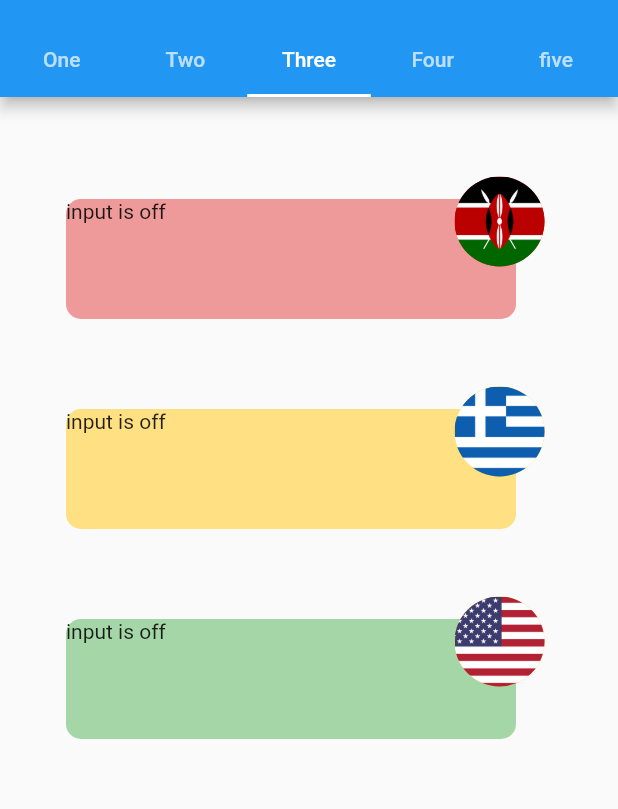
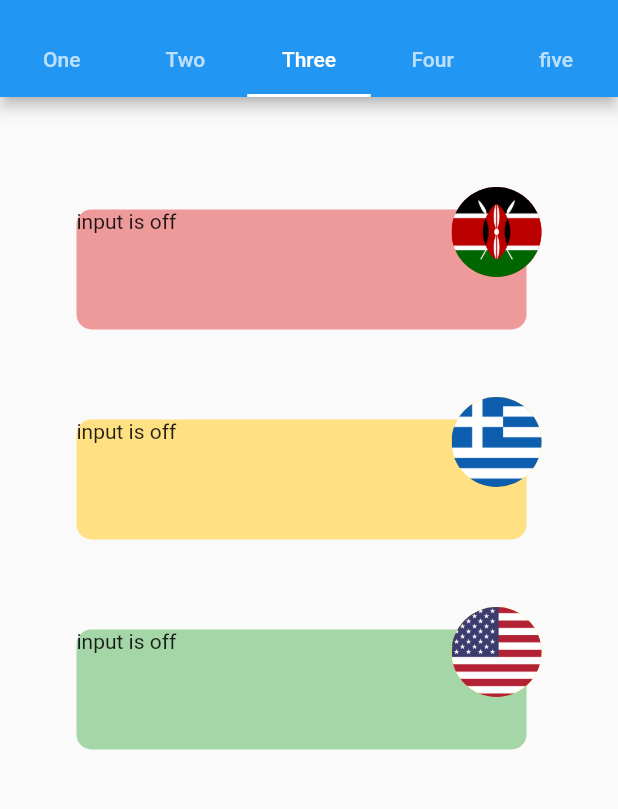
Before and after one commit to carlstep/value_input_v1, a Flutter app: the screen it shows after launch, tab 3 chosen, on a phone screen of 412 x 824 dp, the part 59-868 px from its top. Run offline on Flutter 3.47's test engine with Material 2 defaults, Android fonts, the light colour scheme and no system bars; missing offline and left inert: currency_picker.

Commit message:
adjustment to container positions

```diff
--- a/lib/page_three.dart
+++ b/lib/page_three.dart
@@ -27,7 +27,7 @@ class _PageThreeState extends State<PageThree> {
               width: 340,
               height: 140,
               child: Padding(
-                padding: const EdgeInsets.all(8.0),
+                padding: const EdgeInsets.all(15),
                 child: Stack(
                   children: [
                     Positioned(
@@ -45,7 +45,7 @@ class _PageThreeState extends State<PageThree> {
                                 padding: EdgeInsets.fromLTRB(15, 0, 15, 15),
                                 width: 300,
                                 decoration: BoxDecoration(
-                                  borderRadius: BorderRadius.circular(30),
+                                  borderRadius: BorderRadius.circular(10),
                                   color: Colors.red[100],
                                 ),
                                 child: TextField(
@@ -77,7 +77,7 @@ class _PageThreeState extends State<PageThree> {
                     ),
                     Positioned(
                       top: 5,
-                      right: 5,
+                      right: 0,
                       child: CircleAvatar(
                         radius: 30,
                         backgroundColor: Colors.red,
@@ -97,7 +97,7 @@ class _PageThreeState extends State<PageThree> {
               width: 340,
               height: 140,
               child: Padding(
-                padding: const EdgeInsets.all(8.0),
+                padding: const EdgeInsets.all(15),
                 child: Stack(
                   children: [
                     Positioned(
@@ -115,7 +115,7 @@ class _PageThreeState extends State<PageThree> {
                                 padding: EdgeInsets.fromLTRB(15, 0, 15, 15),
                                 width: 300,
                                 decoration: BoxDecoration(
-                                  borderRadius: BorderRadius.circular(30),
+                                  borderRadius: BorderRadius.circular(10),
                                   color: Colors.amber[100],
                                 ),
                                 child: TextField(
@@ -147,7 +147,7 @@ class _PageThreeState extends State<PageThree> {
                     ),
                     Positioned(
                       top: 5,
-                      right: 5,
+                      right: 0,
                       child: CircleAvatar(
                         radius: 30,
                         backgroundColor: Colors.amber,
@@ -167,7 +167,7 @@ class _PageThreeState extends State<PageThree> {
               width: 340,
               height: 140,
               child: Padding(
-                padding: const EdgeInsets.all(8.0),
+                padding: const EdgeInsets.all(15),
                 child: Stack(
                   children: [
                     Positioned(
@@ -185,7 +185,7 @@ class _PageThreeState extends State<PageThree> {
                                 padding: EdgeInsets.fromLTRB(15, 0, 15, 15),
                                 width: 300,
                                 decoration: BoxDecoration(
-                                  borderRadius: BorderRadius.circular(30),
+                                  borderRadius: BorderRadius.circular(10),
                                   color: Colors.green[100],
                                 ),
                                 child: TextField(
@@ -217,7 +217,7 @@ class _PageThreeState extends State<PageThree> {
                     ),
                     Positioned(
                       top: 5,
-                      right: 5,
+                      right: 0,
                       child: CircleAvatar(
                         radius: 30,
                         backgroundColor: Colors.amber,
```
